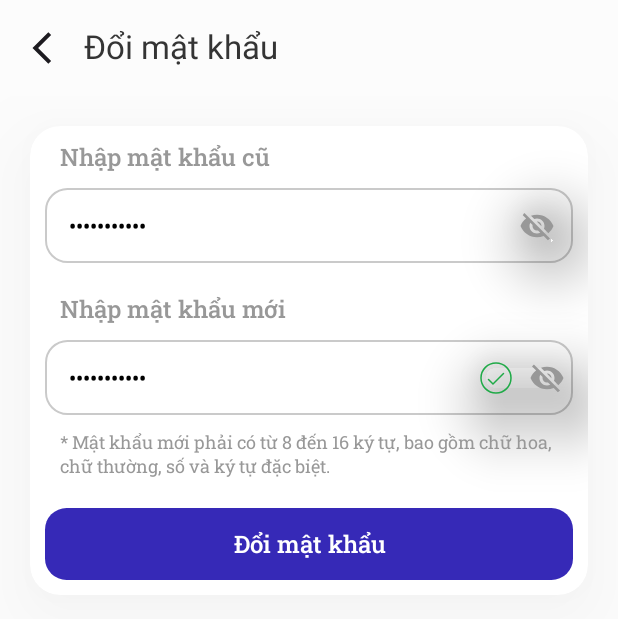
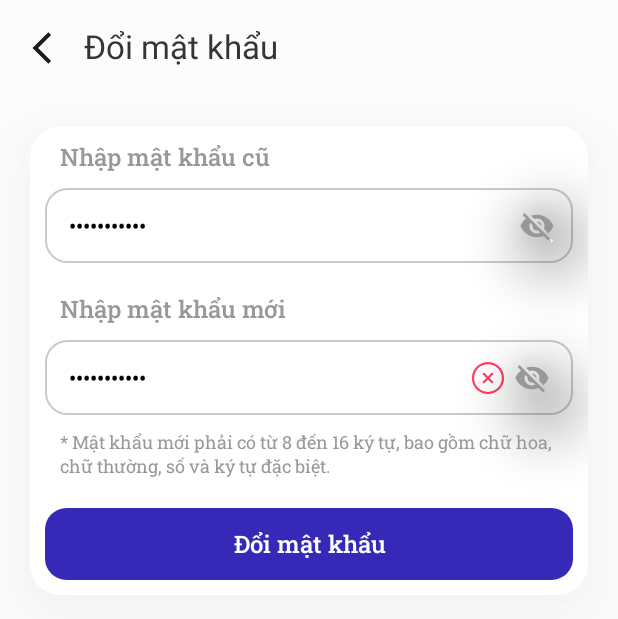
Before and after one commit to Xung-Chan/finmate_UI, an Android app built with Jetpack Compose: the @Preview function ChangePasswordPreview, on a phone screen of 412 x 824 dp. Shown: the top 619 px of the screen. Run offline under Robolectric (Android 15) with nearby library versions, the phone set to English and light mode, and no system bars.

Commit message:
ui: change password

```diff
--- a/mobile/app/src/main/java/com/example/ibanking_kltn/data/repositories/AuthRepository.kt
+++ b/mobile/app/src/main/java/com/example/ibanking_kltn/data/repositories/AuthRepository.kt
@@ -24,7 +24,8 @@ class AuthRepository @Inject constructor(
     suspend fun changePassword(
         request: ChangePasswordRequest
     ): ApiResult<Unit> {
-        return safeApiCall { authApi.changePassword(request = request) }
+//        return safeApiCall { authApi.changePassword(request = request) }
+        return ApiResult.Success(Unit)
     }
 
     suspend fun login(request: LoginRequest): ApiResult<LoginResponse> {
--- a/mobile/app/src/main/java/com/example/ibanking_kltn/ui/screens/ChangePassword.kt
+++ b/mobile/app/src/main/java/com/example/ibanking_kltn/ui/screens/ChangePassword.kt
@@ -1,6 +1,7 @@
 package com.example.ibanking_kltn.ui.screens
 
 import androidx.compose.foundation.background
+import androidx.compose.foundation.clickable
 import androidx.compose.foundation.layout.Arrangement
 import androidx.compose.foundation.layout.Column
 import androidx.compose.foundation.layout.Row
@@ -30,6 +31,7 @@ import androidx.compose.runtime.Composable
 import androidx.compose.ui.Alignment
 import androidx.compose.ui.Modifier
 import androidx.compose.ui.draw.shadow
+import androidx.compose.ui.platform.LocalFocusManager
 import androidx.compose.ui.res.painterResource
 import androidx.compose.ui.res.stringResource
 import androidx.compose.ui.text.input.ImeAction
@@ -42,6 +44,7 @@ import com.example.ibanking_kltn.ui.theme.CustomTypography
 import com.example.ibanking_kltn.ui.theme.Gray1
 import com.example.ibanking_kltn.ui.theme.Gray2
 import com.example.ibanking_kltn.ui.theme.Green1
+import com.example.ibanking_kltn.ui.theme.Red2
 import com.example.ibanking_kltn.ui.theme.White1
 import com.example.ibanking_kltn.ui.theme.White3
 import com.example.ibanking_kltn.ui.uistates.ChangePasswordUiState
@@ -58,8 +61,11 @@ fun ChangePasswordScreen(
     onChangeNewPassword: (String) -> Unit,
     onConfirmChangePassword: () -> Unit,
     onBackClick: () -> Unit,
-    isEnableConfirm: Boolean
+    isEnableConfirm: Boolean,
+    onChangeVisibleOldPassword: () -> Unit,
+    onChangeVisibleNewPassword: () -> Unit
 ) {
+    val focusManager = LocalFocusManager.current
     LoadingScaffold(
         isLoading = uiState.screenState is StateType.LOADING
     ) {
@@ -137,20 +143,21 @@ fun ChangePasswordScreen(
                                 )
                             },
                             isPasswordField = true,
-                            isPasswordShow = false,
+                            isPasswordShow = uiState.isShowOldPassword,
                             keyboardOptions = KeyboardOptions(
                                 keyboardType = KeyboardType.Password,
                                 imeAction = ImeAction.Next
                             ),
                             trailingIcon = {
+
                                 Row(
                                     verticalAlignment = Alignment.CenterVertically,
-                                    horizontalArrangement = Arrangement.spacedBy(10.dp),
                                     modifier = Modifier
                                         .padding(5.dp)
                                         .shadow(
                                             elevation = 30.dp, shape = CircleShape
                                         )
+                                        .clickable { onChangeVisibleOldPassword() }
                                 ) {
                                     Icon(
                                         imageVector = if (uiState.isShowOldPassword) Icons.Default.Visibility else Icons.Default.VisibilityOff,
@@ -196,38 +203,57 @@ fun ChangePasswordScreen(
                                 )
                             },
                             isPasswordField = true,
-                            isPasswordShow = false,
+                            isPasswordShow = uiState.isShowNewPassword,
                             keyboardOptions = KeyboardOptions(
                                 keyboardType = KeyboardType.Text,
                                 imeAction = ImeAction.Done
                             ),
                             trailingIcon = {
+
                                 Row(
                                     verticalAlignment = Alignment.CenterVertically,
-                                    horizontalArrangement = Arrangement.spacedBy(10.dp),
+                                    horizontalArrangement = Arrangement.spacedBy(5.dp),
                                     modifier = Modifier
-                                        .padding(5.dp)
-                                        .shadow(
-                                            elevation = 30.dp, shape = CircleShape
-                                        )
+                                        .padding(horizontal = 15.dp)
                                 ) {
+                                    if (uiState.newPassword.isNotEmpty()) {
+
+
                                         if (uiState.isValidNewPassword) {
                                             Icon(
                                                 painter = painterResource(R.drawable.ok_status),
                                                 contentDescription = null,
                                                 tint = Green1,
                                             )
+                                        } else
+
+                                            Icon(
+                                                painter = painterResource(
+                                                    R.drawable.error
+                                                ),
+                                                contentDescription = null,
+                                                tint = Red2,
+                                            )
+
+
                                     }
+                                    Row(
+                                        verticalAlignment = Alignment.CenterVertically,
+                                        modifier = Modifier
+                                            .shadow(
+                                                elevation = 30.dp, shape = CircleShape
+                                            )
+                                            .clickable { onChangeVisibleNewPassword() }
+                                    ) {
                                         Icon(
                                             imageVector = if (uiState.isShowNewPassword) Icons.Default.Visibility else Icons.Default.VisibilityOff,
                                             contentDescription = null,
                                             tint = Gray1,
                                         )
+                                    }
+                                }
+                            },
 
-
-                                }
-
-                            },
                             modifier = Modifier
                                 .fillMaxWidth()
                                 .height(50.dp),
@@ -256,6 +282,7 @@ fun ChangePasswordScreen(
                     ) {
                         CustomTextButton(
                             onClick = {
+                                focusManager.clearFocus()
                                 onConfirmChangePassword()
                             },
                             modifier = Modifier
@@ -285,12 +312,14 @@ fun ChangePasswordPreview() {
         uiState = ChangePasswordUiState(
             oldPassword = "oldpassword",
             newPassword = "newpassword",
-            isValidNewPassword = true
+            isValidNewPassword = false
         ),
         onChangeOldPassword = {},
         onChangeNewPassword = {},
         onConfirmChangePassword = {},
         onBackClick = {},
-        isEnableConfirm = true
+        isEnableConfirm = true,
+        onChangeVisibleOldPassword = {},
+        onChangeVisibleNewPassword = {}
     )
 }
--- /dev/null
+++ b/mobile/app/src/main/res/drawable/error.xml
@@ -0,0 +1,15 @@
+<vector xmlns:android="http://schemas.android.com/apk/res/android"
+    android:width="24dp"
+    android:height="24dp"
+    android:viewportWidth="24"
+    android:viewportHeight="24">
+  <path
+      android:pathData="M12,22.75C6.07,22.75 1.25,17.93 1.25,12C1.25,6.07 6.07,1.25 12,1.25C17.93,1.25 22.75,6.07 22.75,12C22.75,17.93 17.93,22.75 12,22.75ZM12,2.75C6.9,2.75 2.75,6.9 2.75,12C2.75,17.1 6.9,21.25 12,21.25C17.1,21.25 21.25,17.1 21.25,12C21.25,6.9 17.1,2.75 12,2.75Z"
+      android:fillColor="#2C3131"/>
+  <path
+      android:pathData="M9.17,15.58C8.98,15.58 8.79,15.51 8.64,15.36C8.35,15.07 8.35,14.59 8.64,14.3L14.3,8.64C14.59,8.35 15.07,8.35 15.36,8.64C15.65,8.93 15.65,9.41 15.36,9.7L9.7,15.36C9.56,15.51 9.36,15.58 9.17,15.58Z"
+      android:fillColor="#2C3131"/>
+  <path
+      android:pathData="M14.83,15.58C14.64,15.58 14.45,15.51 14.3,15.36L8.64,9.7C8.35,9.41 8.35,8.93 8.64,8.64C8.93,8.35 9.41,8.35 9.7,8.64L15.36,14.3C15.65,14.59 15.65,15.07 15.36,15.36C15.21,15.51 15.02,15.58 14.83,15.58Z"
+      android:fillColor="#2C3131"/>
+</vector>
```
Also changed, not shown: mobile/app/src/main/java/com/example/ibanking_kltn/ui/AppScreen.kt (+13 -1 lines), mobile/app/src/main/java/com/example/ibanking_kltn/ui/viewmodels/ChangPasswordViewModel.kt (+33 -15 lines). Lines whose indentation alone changed are shown as unchanged.
